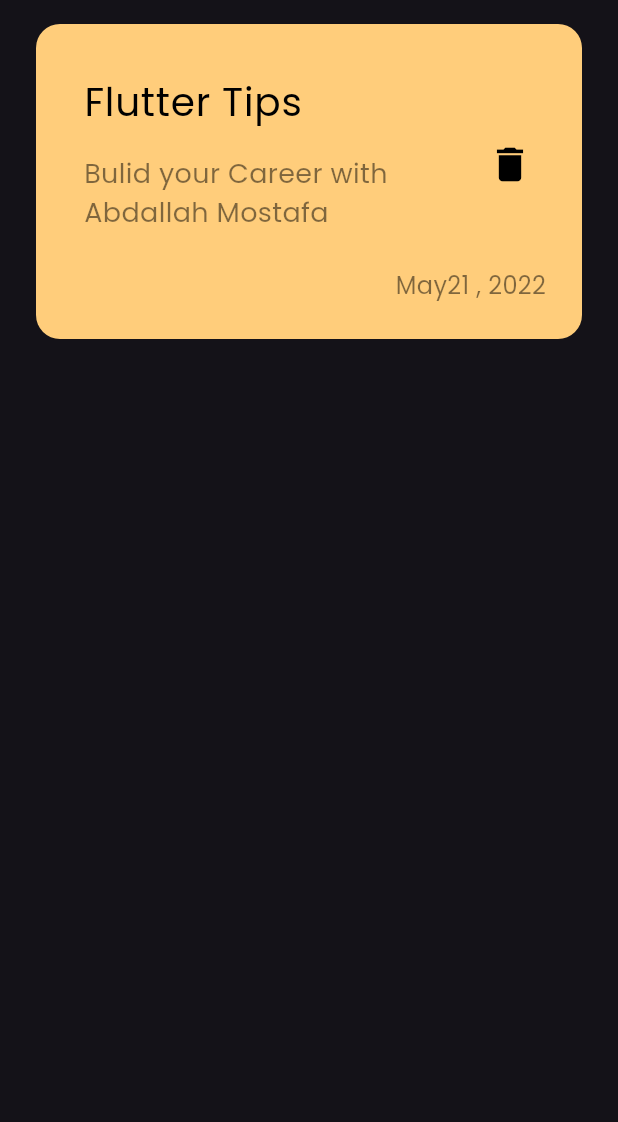
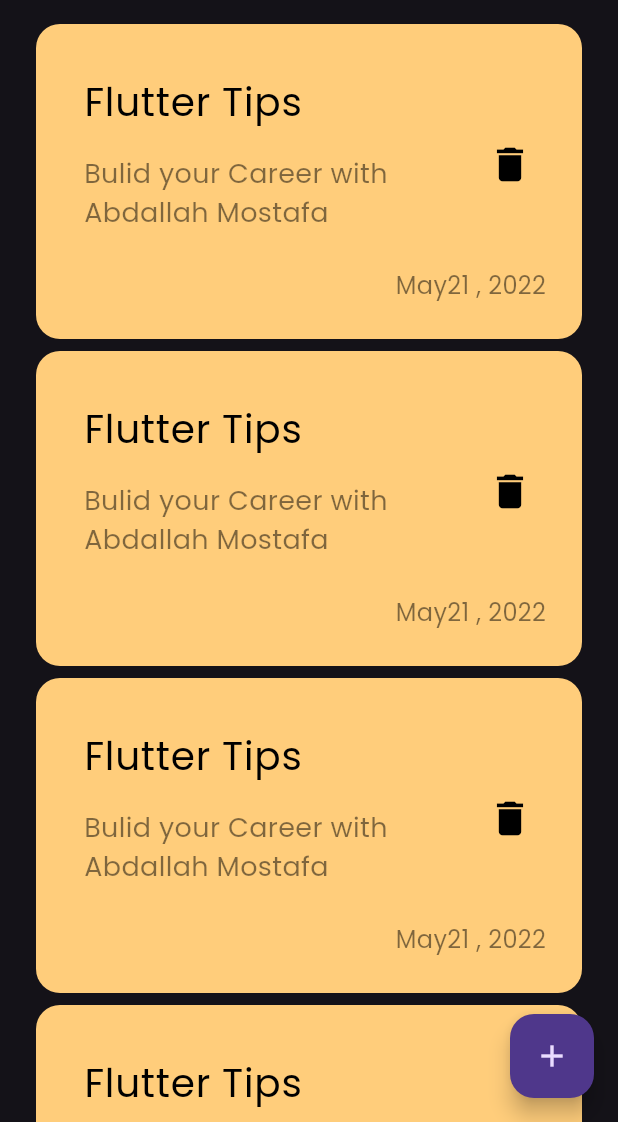
Before and after one commit to abdallahmostafa281/notes_app, a Flutter app: the screen it shows after launch, on a phone screen of 412 x 824 dp, the part 114-1236 px from its top. Run offline on Flutter 3.47's test engine with Material 3 defaults, Android fonts, the phone set to English and light mode, and no system bars.

Commit message:
add floating action button

```diff
--- a/lib/views/notes_views.dart
+++ b/lib/views/notes_views.dart
@@ -6,8 +6,12 @@ class NotesView extends StatelessWidget {
 
   @override
   Widget build(BuildContext context) {
-    return const Scaffold(
-      body: NotesViewBody(),
+    return Scaffold(
+      floatingActionButton: FloatingActionButton(
+        onPressed: () {},
+        child: const Icon(Icons.add),
+      ),
+      body: const NotesViewBody(),
     );
   }
 }
--- a/lib/widgets/custom_item.dart
+++ b/lib/widgets/custom_item.dart
@@ -5,7 +5,9 @@ class NoteItem extends StatelessWidget {
 
   @override
   Widget build(BuildContext context) {
-    return Container(
+    return Padding(
+      padding: const EdgeInsets.only(bottom: 8),
+      child: Container(
         decoration: BoxDecoration(
           color: const Color(0xffFFCD7B),
           borderRadius: BorderRadius.circular(16),
@@ -46,12 +48,13 @@ class NoteItem extends StatelessWidget {
               ),
               child: Text(
                 'May21 , 2022',
-              style:
-                  TextStyle(color: Colors.black.withOpacity(0.5), fontSize: 16),
+                style: TextStyle(
+                    color: Colors.black.withOpacity(0.5), fontSize: 16),
               ),
             )
           ]),
         ),
+      ),
     );
   }
 }
--- a/lib/widgets/notes_view_body.dart
+++ b/lib/widgets/notes_view_body.dart
@@ -1,6 +1,6 @@
 import 'package:flutter/material.dart';
 import 'package:notes_app/widgets/custom_app_bar.dart';
-import 'package:notes_app/widgets/custom_item.dart';
+import 'package:notes_app/widgets/notes_list_view.dart';
 
 class NotesViewBody extends StatelessWidget {
   const NotesViewBody({super.key});
@@ -18,7 +18,7 @@ class NotesViewBody extends StatelessWidget {
           SizedBox(
             height: 16,
           ),
-          NoteItem(),
+          Expanded(child: NotesListView())
         ],
       ),
     );
```
Lines whose indentation alone changed are shown as unchanged.
